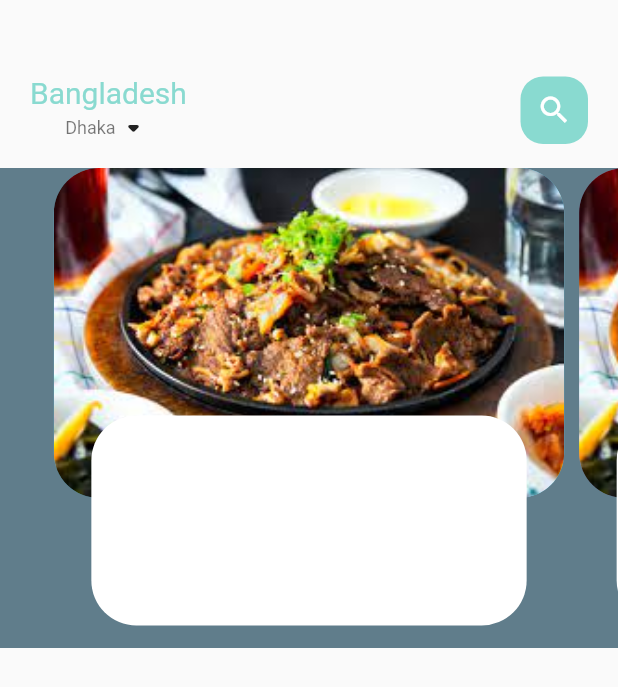
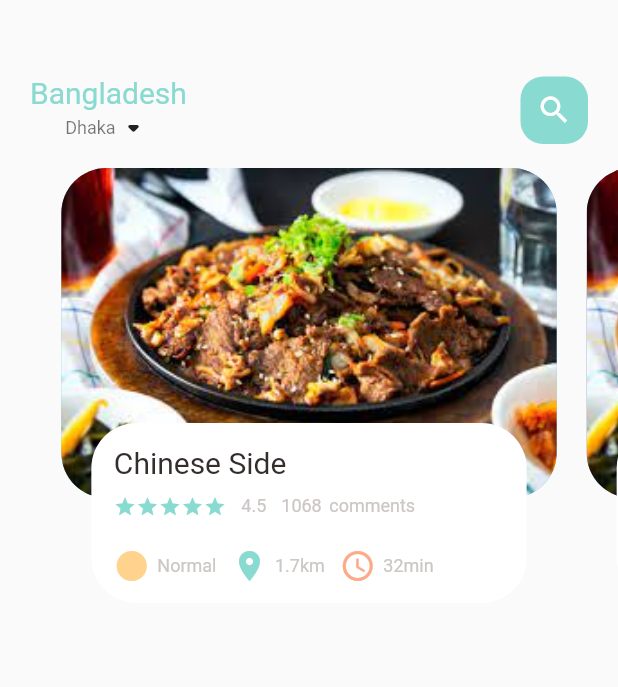
Before and after one commit to Md-Shadiuzzaman-Khan/Food-Delivary-E-commerce-App, a Flutter app: the screen it shows after launch, on a phone screen of 412 x 824 dp. Shown: the top 687 px of the screen. Run offline on Flutter 3.47's test engine with Material 2 defaults, Android fonts, the phone set to English and light mode, and no system bars.

Commit message:
Initial commit
e-commerce app

```diff
--- a/lib/home/food_page_body.dart
+++ b/lib/home/food_page_body.dart
@@ -1,5 +1,9 @@
 import 'package:flutter/cupertino.dart';
 import 'package:flutter/material.dart';
+import 'package:food_delivary_app/utils/colors.dart';
+import 'package:food_delivary_app/widgets/big_text.dart';
+import 'package:food_delivary_app/widgets/icon_and_text_widget.dart';
+import 'package:food_delivary_app/widgets/small_text.dart';
 
 class FoodPageBody extends StatefulWidget {
   const FoodPageBody({Key? key}) : super(key: key);
@@ -13,7 +17,6 @@ class _FoodPageBodyState extends State<FoodPageBody> {
   @override
   Widget build(BuildContext context) {
     return Container(
-      color: Colors.blueGrey,
       height: 320,
       child: PageView.builder(
           controller: pageController,
@@ -28,7 +31,7 @@ class _FoodPageBodyState extends State<FoodPageBody> {
           children: [
             Container(
               height: 220,
-              margin: EdgeInsets.only(left: 5, right: 5),
+              margin: EdgeInsets.only(left: 10, right: 10),
               decoration: BoxDecoration(
                 borderRadius: BorderRadius.circular(30),
                 color: index.isEven ? Color(0xFF69c5df) : Color(0xFF9294cc),
@@ -43,15 +46,48 @@ class _FoodPageBodyState extends State<FoodPageBody> {
             Align(
               alignment: Alignment.bottomCenter,
               child: Container(
-                height: 140,
-                margin: EdgeInsets.only(left: 30, right: 30, bottom: 15),
+                height: 120,
+                margin: EdgeInsets.only(left: 30, right: 30, bottom: 30),
                 decoration: BoxDecoration(
                   borderRadius: BorderRadius.circular(30),
                   color: Colors.white,
+                ),
+                child: Container(
+                  padding: EdgeInsets.only(top: 15, left: 15, right: 15),
+                  child: Column(
+                    crossAxisAlignment: CrossAxisAlignment.start,
+                    children: [
+                      Bigtext(text: "Chinese Side"),
+                      SizedBox(height: 10,),
+                      Row(
+                        children: [
+                          Wrap(
+                            children: List.generate(5, (index) => Icon(Icons.star, color: AppColors.mainColor, size: 15,),),
+                          ),
+                          SizedBox(width: 10,),
+                          SmallText(text: "4.5"),
+                          SizedBox(width: 10,),
+                          SmallText(text: "1068"),
+                          SizedBox(width: 5,),
+                          SmallText(text: "comments"),
+                        ],
+                      ),
+                      SizedBox(height: 20,),
+                      Row(
+                        children: [
+                          IconAndTextWidget(icon: Icons.circle_sharp, text: "Normal", iconColor: AppColors.iconColor1),
+                          SizedBox(width: 10,),
+                          IconAndTextWidget(icon: Icons.location_on, text: "1.7km", iconColor: AppColors.mainColor),
+                          SizedBox(width: 10,),
+                          IconAndTextWidget(icon: Icons.access_time_rounded, text: "32min", iconColor: AppColors.iconColor2),
+                        ],
+                      ),
+                    ],
+                  ),
                 ),
               ),
             ),
           ],
         );
-      }
+  }
 }
--- /dev/null
+++ b/lib/widgets/icon_and_text_widget.dart
@@ -0,0 +1,24 @@
+import 'package:flutter/cupertino.dart';
+import 'package:food_delivary_app/widgets/small_text.dart';
+
+class IconAndTextWidget extends StatelessWidget {
+  final IconData icon;
+  final String text;
+  final Color iconColor;
+  const IconAndTextWidget({Key? key,
+    required this.icon,
+    required this.text,
+    required this.iconColor,
+  }) : super(key: key);
+
+  @override
+  Widget build(BuildContext context) {
+    return Row(
+      children: [
+        Icon(icon, color: iconColor,),
+        SizedBox(width: 5,),
+        SmallText(text: text,),
+      ],
+    );
+  }
+}
```
